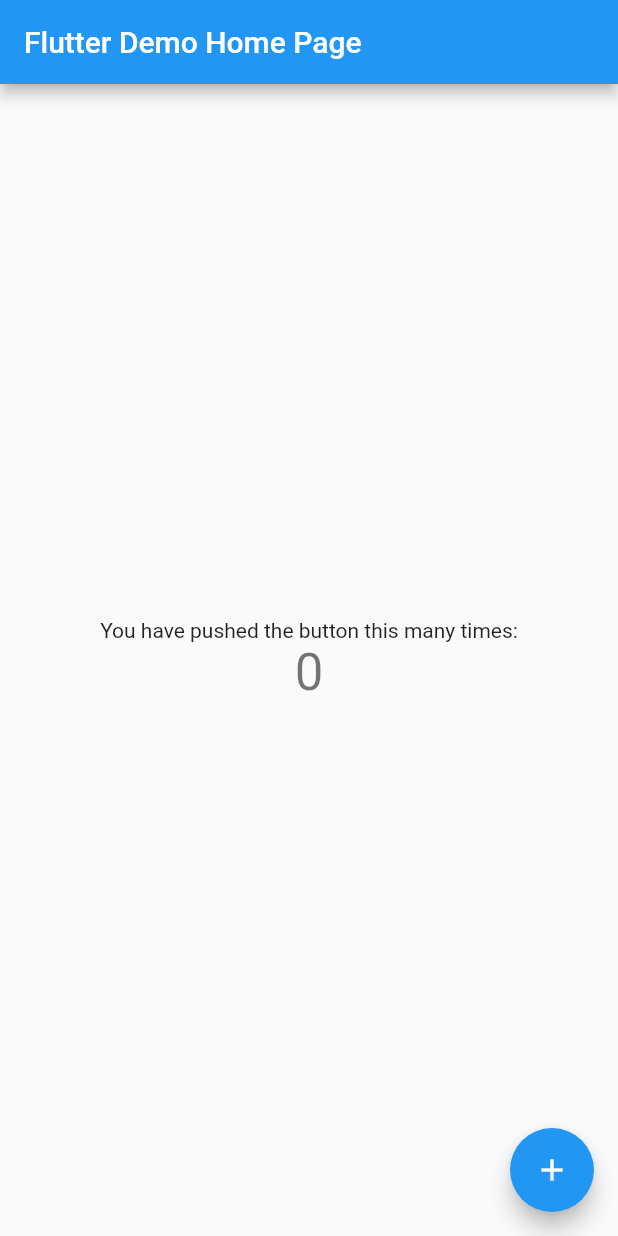
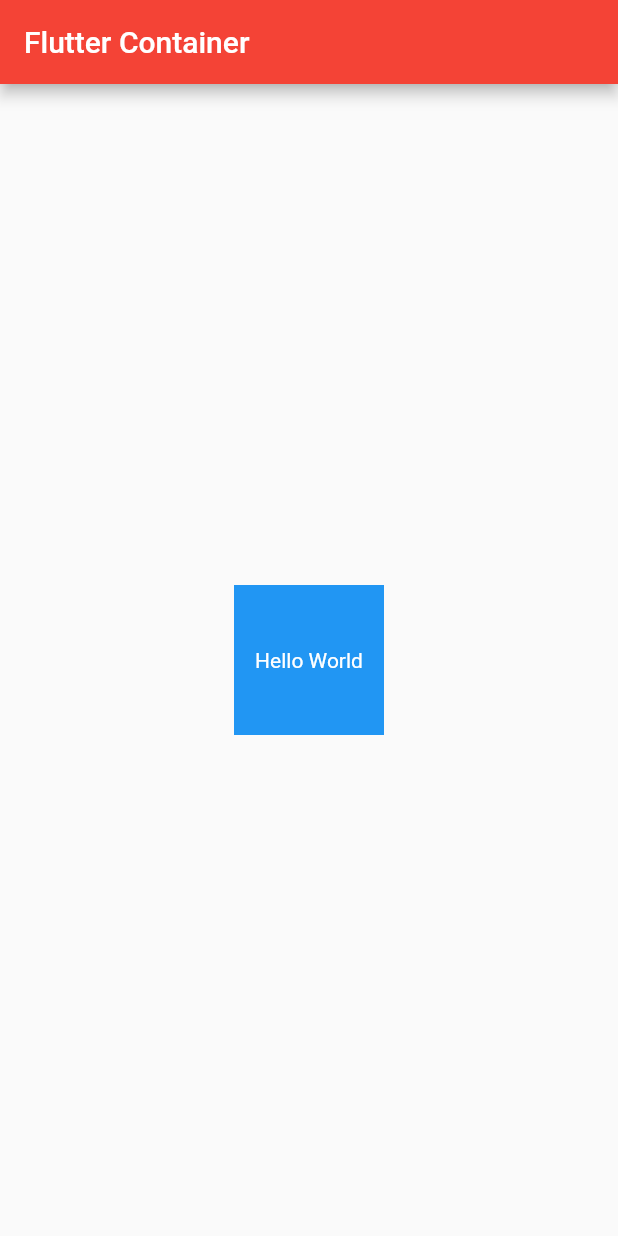
Before and after one commit to akkiBuoy7/Flutter-Basics, a Flutter app: the screen it shows after launch, on a phone screen of 412 x 824 dp. Run offline on Flutter 3.47's test engine with Material 2 defaults, Android fonts, the phone set to English and light mode, and no system bars.

Commit message:
container implemented

```diff
--- a/lib/main.dart
+++ b/lib/main.dart
@@ -12,104 +12,41 @@ class MyApp extends StatelessWidget {
   Widget build(BuildContext context) {
     return MaterialApp(
       title: 'Flutter Demo',
+      debugShowCheckedModeBanner: false,
       theme: ThemeData(
-        // This is the theme of your application.
-        //
-        // Try running your application with "flutter run". You'll see the
-        // application has a blue toolbar. Then, without quitting the app, try
-        // changing the primarySwatch below to Colors.green and then invoke
-        // "hot reload" (press "r" in the console where you ran "flutter run",
-        // or simply save your changes to "hot reload" in a Flutter IDE).
-        // Notice that the counter didn't reset back to zero; the application
-        // is not restarted.
-        primarySwatch: Colors.blue,
+        primarySwatch: Colors.red,
       ),
-      home: const MyHomePage(title: 'Flutter Demo Home Page'),
+      home: const MyHomePage(),
     );
   }
 }
 
 class MyHomePage extends StatefulWidget {
-  const MyHomePage({super.key, required this.title});
-
-  // This widget is the home page of your application. It is stateful, meaning
-  // that it has a State object (defined below) that contains fields that affect
-  // how it looks.
-
-  // This class is the configuration for the state. It holds the values (in this
-  // case the title) provided by the parent (in this case the App widget) and
-  // used by the build method of the State. Fields in a Widget subclass are
-  // always marked "final".
-
-  final String title;
-
+  const MyHomePage({Key? key}):super(key:key);
   @override
   State<MyHomePage> createState() => _MyHomePageState();
 }
 
 class _MyHomePageState extends State<MyHomePage> {
-  int _counter = 0;
-
-  void _incrementCounter() {
-    setState(() {
-      // This call to setState tells the Flutter framework that something has
-      // changed in this State, which causes it to rerun the build method below
-      // so that the display can reflect the updated values. If we changed
-      // _counter without calling setState(), then the build method would not be
-      // called again, and so nothing would appear to happen.
-      _counter++;
-    });
-  }
 
   @override
   Widget build(BuildContext context) {
-    // This method is rerun every time setState is called, for instance as done
-    // by the _incrementCounter method above.
-    //
-    // The Flutter framework has been optimized to make rerunning build methods
-    // fast, so that you can just rebuild anything that needs updating rather
-    // than having to individually change instances of widgets.
+
     return Scaffold(
       appBar: AppBar(
         // Here we take the value from the MyHomePage object that was created by
         // the App.build method, and use it to set our appbar title.
-        title: Text(widget.title),
+        title: Text("Flutter Container"),
       ),
-      body: Center(
-        // Center is a layout widget. It takes a single child and positions it
-        // in the middle of the parent.
-        child: Column(
-          // Column is also a layout widget. It takes a list of children and
-          // arranges them vertically. By default, it sizes itself to fit its
-          // children horizontally, and tries to be as tall as its parent.
-          //
-          // Invoke "debug painting" (press "p" in the console, choose the
-          // "Toggle Debug Paint" action from the Flutter Inspector in Android
-          // Studio, or the "Toggle Debug Paint" command in Visual Studio Code)
-          // to see the wireframe for each widget.
-          //
-          // Column has various properties to control how it sizes itself and
-          // how it positions its children. Here we use mainAxisAlignment to
-          // center the children vertically; the main axis here is the vertical
-          // axis because Columns are vertical (the cross axis would be
-          // horizontal).
-          mainAxisAlignment: MainAxisAlignment.center,
-          children: <Widget>[
-            const Text(
-              'You have pushed the button this many times:',
-            ),
-            Text(
-              '$_counter',
-              style: Theme.of(context).textTheme.headlineMedium,
-            ),
-          ],
+      body:Align(
+        alignment: Alignment.center,
+        child: Container(
+          width: 100,
+          height: 100,
+          color: Colors.blue,
+          child: Center(child: Text("Hello World",style: TextStyle(color: Colors.white))),
         ),
-      ),
-      floatingActionButton: FloatingActionButton(
-        onPressed: _incrementCounter,
-        tooltip: 'Increment',
-        child: const Icon(Icons.add),
-      ), // This trailing comma makes auto-formatting nicer for build methods.
+      ) ,
     );
   }
 }
```
